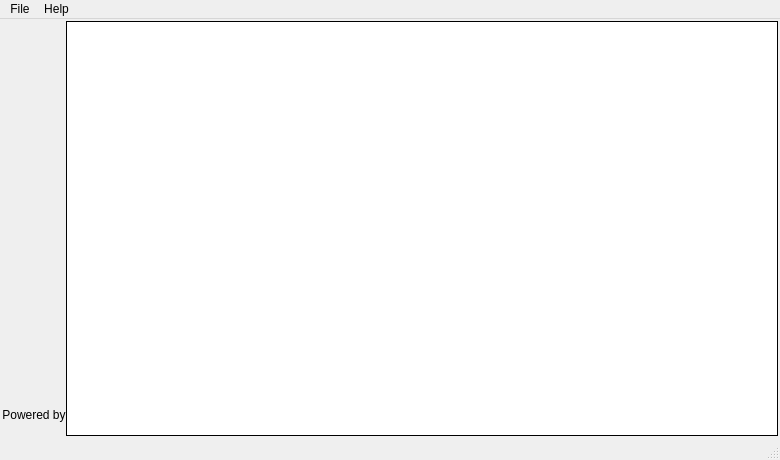
Before: the Qt Designer form src/ui/mainwindow.ui in thm-projects/arsnova-overlay, drawn with Qt 5.
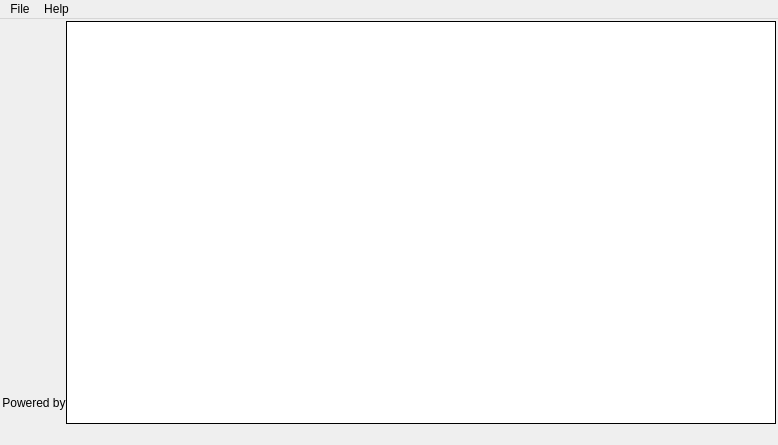
After: the same form once the commit is applied. Icons and pictures are not drawn.

Diff of the .ui file:
```diff
--- a/src/ui/mainwindow.ui
+++ b/src/ui/mainwindow.ui
@@ -6,20 +6,26 @@
    <rect>
     <x>0</x>
     <y>0</y>
-    <width>780</width>
-    <height>460</height>
+    <width>778</width>
+    <height>445</height>
    </rect>
   </property>
+  <property name="sizePolicy">
+   <sizepolicy hsizetype="Fixed" vsizetype="Fixed">
+    <horstretch>0</horstretch>
+    <verstretch>0</verstretch>
+   </sizepolicy>
+  </property>
   <property name="minimumSize">
    <size>
     <width>778</width>
-    <height>442</height>
+    <height>445</height>
    </size>
   </property>
   <property name="maximumSize">
    <size>
-    <width>2048</width>
-    <height>2048</height>
+    <width>778</width>
+    <height>445</height>
    </size>
   </property>
   <property name="windowTitle">
@@ -140,6 +146,9 @@
         <property name="frameShape">
          <enum>QFrame::Box</enum>
         </property>
+        <property name="lineWidth">
+         <number>1</number>
+        </property>
        </widget>
       </item>
      </layout>
@@ -151,7 +160,7 @@
     <rect>
      <x>0</x>
      <y>0</y>
-     <width>780</width>
+     <width>778</width>
      <height>20</height>
     </rect>
    </property>
@@ -168,7 +177,14 @@
    <addaction name="menuHelp"/>
    <addaction name="menuHelp_2"/>
   </widget>
-  <widget class="QStatusBar" name="statusbar"/>
+  <widget class="QStatusBar" name="statusbar">
+   <property name="statusTip">
+    <string/>
+   </property>
+   <property name="sizeGripEnabled">
+    <bool>false</bool>
+   </property>
+  </widget>
  </widget>
  <resources>
   <include location="../resources/resources.qrc"/>
```
Left out of the diff: 3 changed lines with no effect on the pictures.
